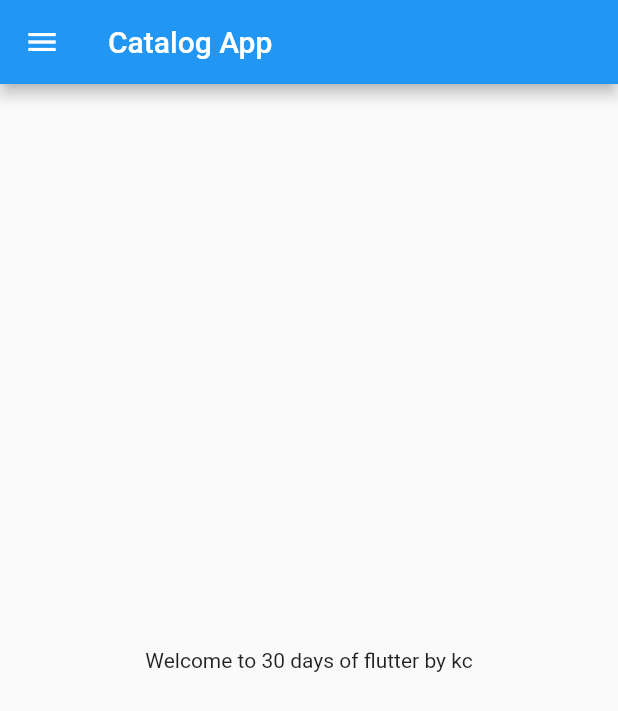
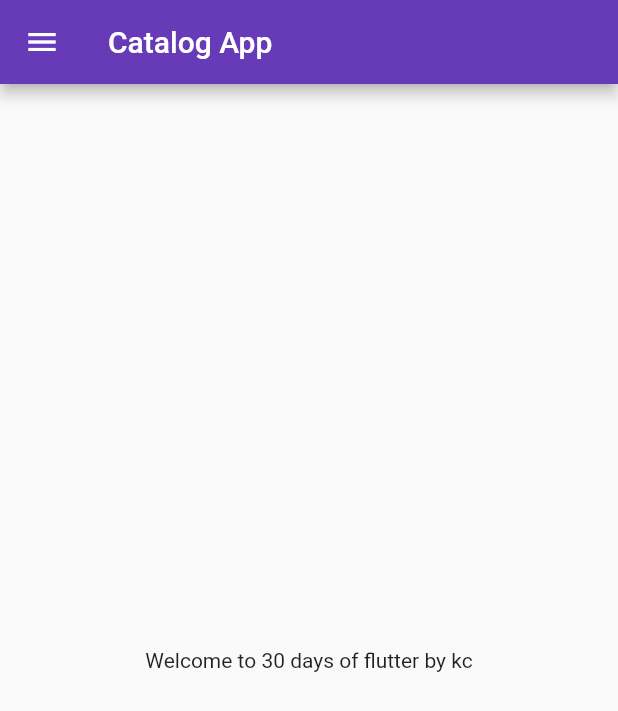
Before and after one commit to kunal-ch/flutter-catalog, a Flutter app: the screen it shows after launch, on a phone screen of 412 x 824 dp. Shown: the top 711 px of the screen. Run offline on Flutter 3.47's test engine with Material 2 defaults, Android fonts, the phone set to English and light mode, and no system bars.

Commit message:
Dark and Light mode

```diff
--- a/lib/main.dart
+++ b/lib/main.dart
@@ -11,17 +11,11 @@ class MyApp extends StatelessWidget {
 
   @override
   Widget build(BuildContext context) {
-    bringVegetables(carrybag: true);
     return MaterialApp(
-      home: HomePage()
+      home: HomePage(),
+      themeMode: ThemeMode.light,
+      theme: ThemeData(primarySwatch: Colors.deepPurple),
+      darkTheme: ThemeData(brightness: Brightness.dark),
     );
   }
-
-  // method
-  // {} means its optional
-  bringVegetables({int rupees=20, required bool carrybag}) {
-    // Take cycle
-    // Go to market
-    // Pay
-  }
 }
```
